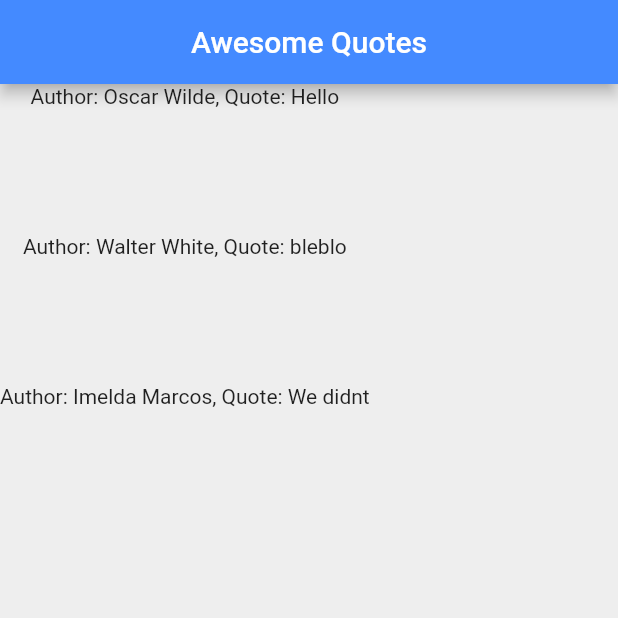
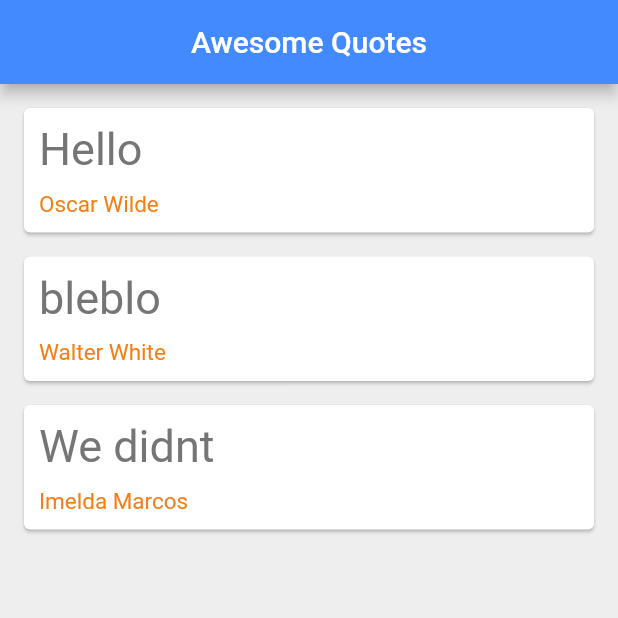
Before and after one commit to radmerales/flutterPractice, a Flutter app: the screen it shows after launch, on a phone screen of 412 x 824 dp, the top half of it. Run offline on Flutter 3.47's test engine with Material 2 defaults, Android fonts, the phone set to English and light mode, and no system bars.

Commit message:
Used card nowgit add .! Actually the widget blueprint is a better description of today's activities. Was able to use a widget multiple times.

```diff
--- a/lib/main.dart
+++ b/lib/main.dart
@@ -19,6 +19,35 @@ class _QuoteListState extends State<QuoteList> {
     Quote(author: 'Walter White', text: 'bleblo'),
     Quote(author: 'Imelda Marcos', text: 'We didnt'),
   ];
+  //this widget here is great for using it again and again
+  Widget quoteTemplate(quote){
+    return Card(
+      margin: EdgeInsets.fromLTRB(16, 16, 16, 0),
+      child: Padding(
+        padding: const EdgeInsets.all(10.0),
+        child: Column(
+          crossAxisAlignment: CrossAxisAlignment.stretch,
+          children:[
+            Text(
+              quote.text,
+              style: TextStyle(
+                fontSize: 30.0,
+                color: Colors.grey[600]
+              ),
+            ),
+            SizedBox(height:10),
+            Text(
+              quote.author,
+              style: TextStyle(
+                fontSize: 15.0,
+                color: Colors.yellow[900],
+              )
+            )
+          ]
+        ),
+      ),
+    );
+  }
 
   Widget build(BuildContext context) {
     return Scaffold(
@@ -35,10 +64,7 @@ class _QuoteListState extends State<QuoteList> {
         //a variable pointing to each iteration. it can be any
         //arbitrary value
         children: quotes.map((quote){
-          return Container(
-            child:Text('Author: ${quote.author}, Quote: ${quote.text}'),
-            height: 100.0,
-          );
+          return quoteTemplate(quote);
         }).toList(),
       )
     );
```
